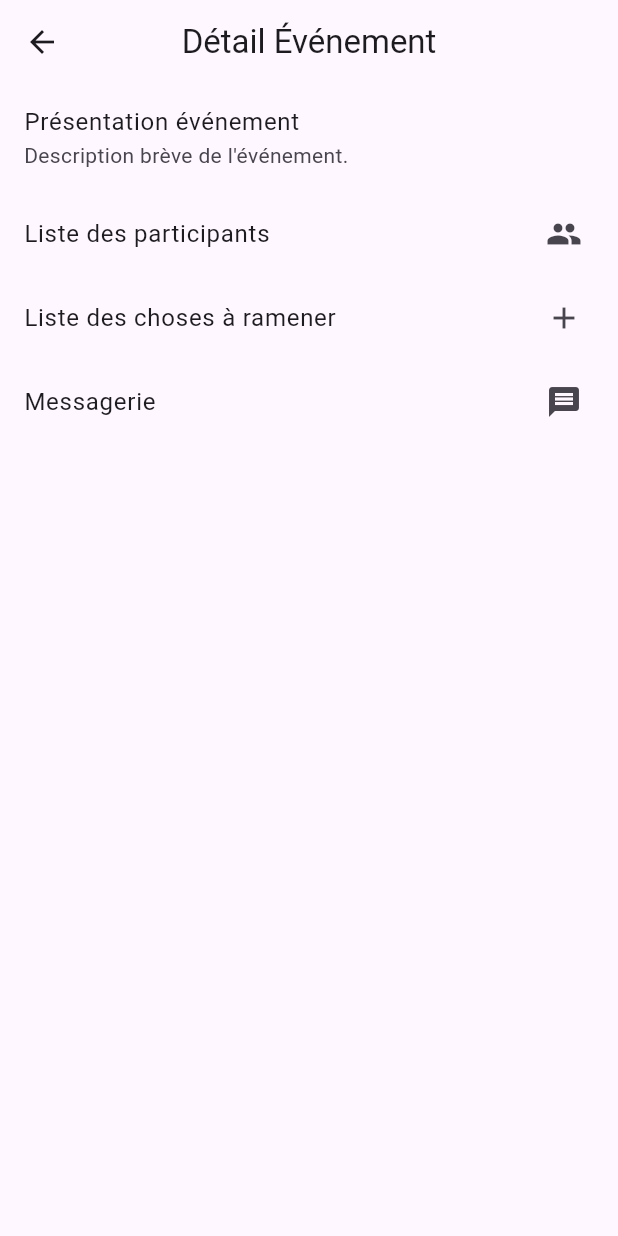
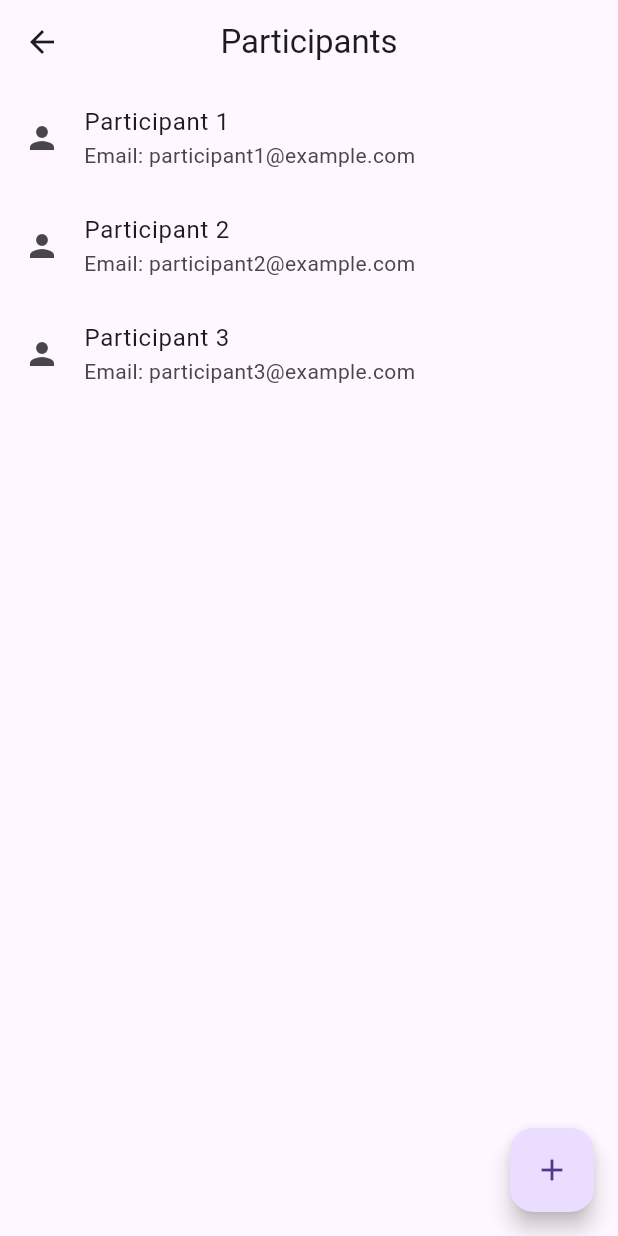
Before and after one commit to Ricardogn224/FlashEvent, a Flutter app: the EventDetailsScreen screen opened by its route, after a tap on "Liste des participants", on a phone screen of 412 x 824 dp. Run offline on Flutter 3.47's test engine with Material 3 defaults, Android fonts, the phone set to English and light mode, and no system bars; our stand-ins replace shared_preferences; missing offline and left inert: jwt_decode; accounts and stored records are empty.

Commit message:
add liste participants

```diff
--- a/client/lib/routes.dart
+++ b/client/lib/routes.dart
@@ -6,6 +6,7 @@ import 'screens/register_screen.dart';
 import 'screens/events_screen.dart';
 import 'screens/event_details_screen.dart';
 import 'screens/event_new_screen.dart';
+import 'screens/event_participants_screen.dart';
 import 'screens/splash_screen.dart';
 import 'screens/admin_home_desktop_screen.dart';
 
@@ -19,6 +20,8 @@ Route<dynamic> generateRoute(RouteSettings settings) {
       return MaterialPageRoute(builder: (_) => EventsScreen());
     case '/event_details':
       return MaterialPageRoute(builder: (_) => EventDetailsScreen());
+    case '/event_participants':
+      return MaterialPageRoute(builder: (_) => EventParticipantsScreen());
     case '/event_new':
       return MaterialPageRoute(builder: (_) => EventNewScreen());
     case '/invitations':
--- a/client/lib/screens/event_details_screen.dart
+++ b/client/lib/screens/event_details_screen.dart
@@ -29,7 +29,7 @@ class EventDetailsScreen extends StatelessWidget {
             title: Text('Liste des participants'),
             trailing: Icon(Icons.people),
             onTap: () {
-              // Naviguer vers la liste des participants
+              Navigator.pushNamed(context, '/event_participants');
             },
           ),
           ListTile(
--- /dev/null
+++ b/client/lib/screens/event_participants_screen.dart
@@ -0,0 +1,121 @@
+import 'package:flutter/material.dart';
+
+class EventParticipantsScreen extends StatefulWidget {
+  static Future<void> navigateTo(BuildContext context) {
+    return Navigator.of(context).push(MaterialPageRoute(
+      builder: (context) {
+        return const EventParticipantsScreen();
+      },
+    ));
+  }
+
+  const EventParticipantsScreen({super.key});
+
+  @override
+  _EventParticipantsScreenState createState() => _EventParticipantsScreenState();
+}
+
+class _EventParticipantsScreenState extends State<EventParticipantsScreen> {
+  List<Map<String, String>> participants = [
+    {'name': 'Participant 1', 'email': 'participant1@example.com'},
+    {'name': 'Participant 2', 'email': 'participant2@example.com'},
+    {'name': 'Participant 3', 'email': 'participant3@example.com'},
+  ];
+
+  void _addParticipant(String name, String email) {
+    setState(() {
+      participants.add({'name': name, 'email': email});
+    });
+  }
+
+  @override
+  Widget build(BuildContext context) {
+    return Scaffold(
+      appBar: AppBar(
+        title: Text('Participants'),
+        centerTitle: true,
+      ),
+      body: ListView.builder(
+        itemCount: participants.length,
+        itemBuilder: (context, index) {
+          return ListTile(
+            leading: Icon(Icons.person),
+            title: Text(participants[index]['name']!),
+            subtitle: Text('Email: ${participants[index]['email']}'),
+          );
+        },
+      ),
+      floatingActionButton: FloatingActionButton(
+        onPressed: () async {
+          final newParticipant = await Navigator.of(context).push<Map<String, String>>(
+            MaterialPageRoute(
+              builder: (context) => AddParticipantScreen(),
+            ),
+          );
+
+          if (newParticipant != null) {
+            _addParticipant(newParticipant['name']!, newParticipant['email']!);
+          }
+        },
+        child: Icon(Icons.add),
+      ),
+    );
+  }
+}
+
+class AddParticipantScreen extends StatelessWidget {
+  final _formKey = GlobalKey<FormState>();
+  final _nameController = TextEditingController();
+  final _emailController = TextEditingController();
+
+  @override
+  Widget build(BuildContext context) {
+    return Scaffold(
+      appBar: AppBar(
+        title: Text('Add Participant'),
+      ),
+      body: Padding(
+        padding: const EdgeInsets.all(16.0),
+        child: Form(
+          key: _formKey,
+          child: Column(
+            children: <Widget>[
+              TextFormField(
+                controller: _nameController,
+                decoration: InputDecoration(labelText: 'Name'),
+                validator: (value) {
+                  if (value == null || value.isEmpty) {
+                    return 'Please enter a name';
+                  }
+                  return null;
+                },
+              ),
+              TextFormField(
+                controller: _emailController,
+                decoration: InputDecoration(labelText: 'Email'),
+                validator: (value) {
+                  if (value == null || value.isEmpty) {
+                    return 'Please enter an email';
+                  }
+                  return null;
+                },
+              ),
+              SizedBox(height: 20),
+              ElevatedButton(
+                onPressed: () {
+                  if (_formKey.currentState!.validate()) {
+                    Navigator.of(context).pop({
+                      'name': _nameController.text,
+                      'email': _emailController.text,
+                    });
+                  }
+                },
+                child: Text('Add'),
+              ),
+            ],
+          ),
+        ),
+      ),
+    );
+  }
+}
```
